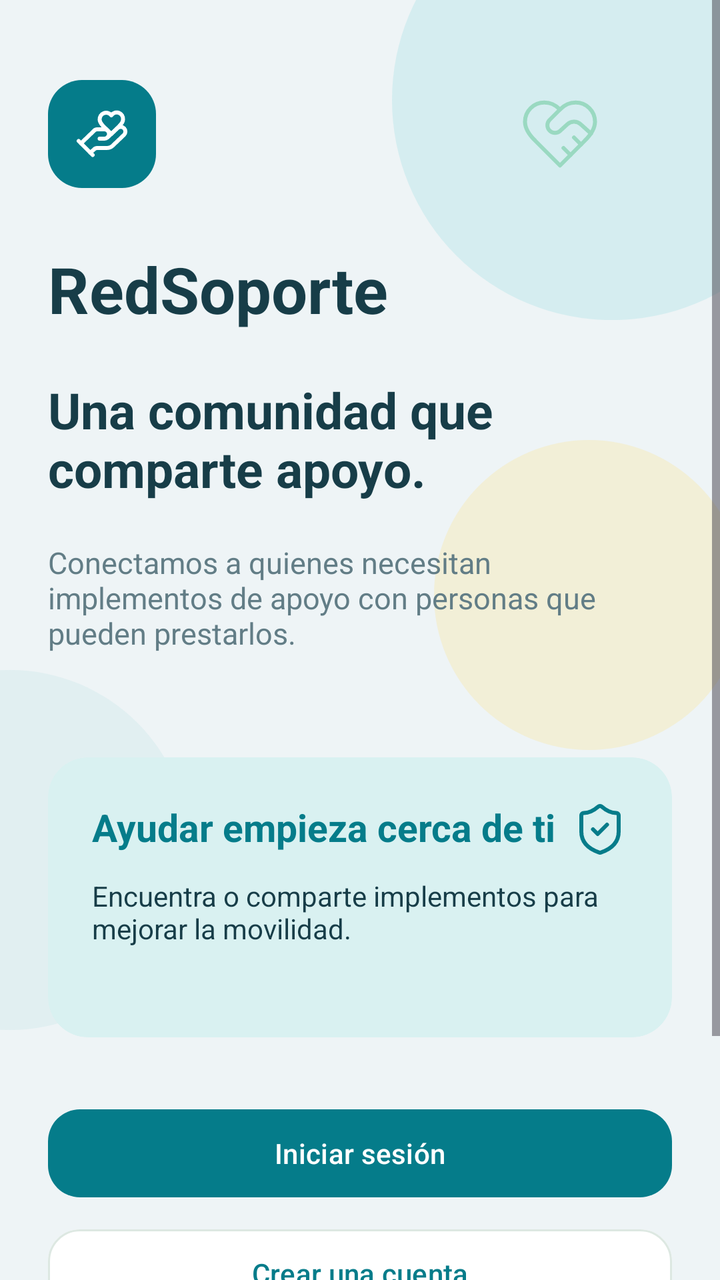
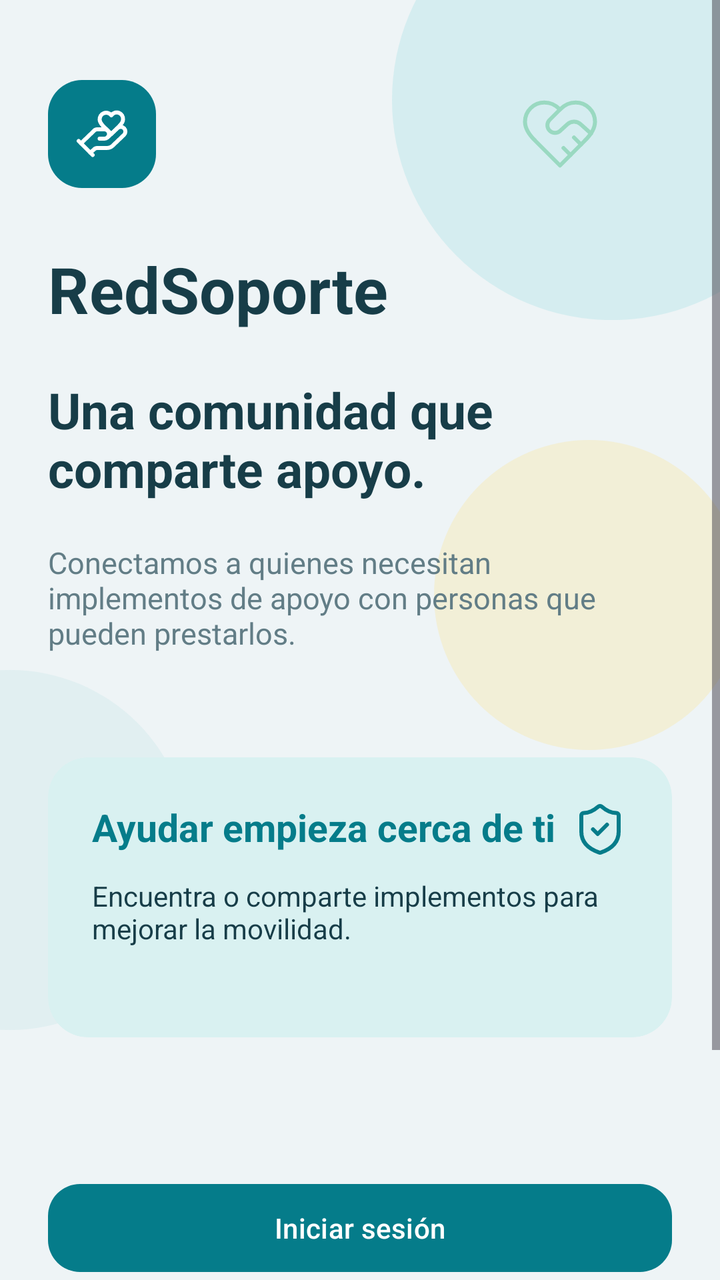

Two renders of the same Android screen: before a commit and after it. Below are the layout's source before the change and the commit's diff.
<!-- AndroidManifest.xml: application theme Theme.RedSoporteX -->
<!-- res/layout/fragment_welcome.xml -->
<?xml version="1.0" encoding="utf-8"?>
<ScrollView xmlns:android="http://schemas.android.com/apk/res/android"
    xmlns:app="http://schemas.android.com/apk/res-auto"
    android:layout_width="match_parent"
    android:layout_height="match_parent"
    android:background="@color/surface_background"
    android:fillViewport="true"
    android:clipToPadding="false">

    <FrameLayout
        android:layout_width="match_parent"
        android:layout_height="wrap_content"
        android:clipChildren="true">

        <ImageView
            android:layout_width="220dp"
            android:layout_height="220dp"
            android:layout_gravity="top|end"
            android:translationX="56dp"
            android:translationY="-60dp"
            android:src="@drawable/welcome_shape_top"
            android:importantForAccessibility="no" />
        <ImageView
            android:layout_width="155dp"
            android:layout_height="155dp"
            android:layout_gravity="top|end"
            android:translationX="12dp"
            android:translationY="220dp"
            android:src="@drawable/welcome_shape_warm"
            android:importantForAccessibility="no" />
        <ImageView
            android:layout_width="180dp"
            android:layout_height="180dp"
            android:layout_gravity="top|start"
            android:translationX="-85dp"
            android:translationY="335dp"
            android:src="@drawable/welcome_shape_left"
            android:importantForAccessibility="no" />

        <LinearLayout
            android:layout_width="match_parent"
            android:layout_height="wrap_content"
            android:minHeight="780dp"
            android:orientation="vertical"
            android:paddingStart="@dimen/spacing_lg"
            android:paddingTop="40dp"
            android:paddingEnd="@dimen/spacing_lg"
            android:paddingBottom="@dimen/spacing_lg">

            <FrameLayout
                android:layout_width="match_parent"
                android:layout_height="54dp">
                <ImageView
                    android:layout_width="54dp"
                    android:layout_height="54dp"
                    android:background="@drawable/bg_welcome_logo"
                    android:padding="13dp"
                    android:src="@drawable/welcome_hand_heart"
                    android:importantForAccessibility="no" />
                <ImageView
                    android:layout_width="42dp"
                    android:layout_height="42dp"
                    android:layout_gravity="end|center_vertical"
                    android:layout_marginEnd="35dp"
                    android:src="@drawable/welcome_heart_handshake"
                    android:importantForAccessibility="no" />
            </FrameLayout>

            <TextView
                android:layout_width="match_parent"
                android:layout_height="wrap_content"
                android:layout_marginTop="29dp"
                android:text="@string/welcome_title"
                android:textColor="@color/text_primary"
                android:textSize="32sp"
                android:textStyle="bold" />
            <TextView
                android:layout_width="match_parent"
                android:layout_height="wrap_content"
                android:layout_marginTop="22dp"
                android:text="@string/welcome_subtitle"
                android:textColor="@color/text_primary"
                android:textSize="25sp"
                android:textStyle="bold" />
            <TextView
                android:layout_width="match_parent"
                android:layout_height="wrap_content"
                android:layout_marginTop="20dp"
                android:text="@string/welcome_description"
                android:textColor="@color/text_secondary"
                android:textSize="15sp" />

            <com.google.android.material.card.MaterialCardView
                android:layout_width="match_parent"
                android:layout_height="wrap_content"
                android:layout_marginTop="52dp"
                app:cardBackgroundColor="@color/surface_accent"
                app:cardCornerRadius="20dp"
                app:cardElevation="0dp"
                app:strokeWidth="0dp">
                <androidx.constraintlayout.widget.ConstraintLayout
                    android:layout_width="match_parent"
                    android:layout_height="wrap_content"
                    android:minHeight="140dp"
                    android:padding="22dp">
                    <ImageView
                        android:id="@+id/img_welcome_shield"
                        android:layout_width="28dp"
                        android:layout_height="28dp"
                        android:src="@drawable/welcome_shield_check"
                        android:importantForAccessibility="no"
                        app:layout_constraintTop_toTopOf="parent"
                        app:layout_constraintEnd_toEndOf="parent" />
                    <TextView
                        android:id="@+id/tv_welcome_card_title"
                        android:layout_width="0dp"
                        android:layout_height="wrap_content"
                        android:layout_marginEnd="8dp"
                        android:text="@string/welcome_card_title"
                        android:textColor="@color/primary"
                        android:textSize="19sp"
                        android:textStyle="bold"
                        app:layout_constraintStart_toStartOf="parent"
                        app:layout_constraintTop_toTopOf="parent"
                        app:layout_constraintEnd_toStartOf="@id/img_welcome_shield" />
                    <TextView
                        android:layout_width="0dp"
                        android:layout_height="wrap_content"
                        android:layout_marginTop="12dp"
                        android:text="@string/welcome_card_description"
                        android:textColor="@color/text_primary"
                        android:textSize="14sp"
                        app:layout_constraintStart_toStartOf="parent"
                        app:layout_constraintEnd_toEndOf="parent"
                        app:layout_constraintTop_toBottomOf="@id/tv_welcome_card_title" />
                </androidx.constraintlayout.widget.ConstraintLayout>
            </com.google.android.material.card.MaterialCardView>

            <Space android:layout_width="1dp" android:layout_height="0dp" android:layout_weight="1" android:minHeight="32dp" />
            <com.google.android.material.button.MaterialButton
                android:id="@+id/btn_iniciar_sesion"
                style="@style/Widget.RedSoporte.Button.Primary"
                android:layout_width="match_parent"
                android:layout_height="52dp"
                android:text="@string/action_login" />
            <com.google.android.material.button.MaterialButton
                android:id="@+id/btn_crear_cuenta"
                style="@style/Widget.RedSoporte.Button.Secondary"
                android:layout_width="match_parent"
                android:layout_height="52dp"
                android:layout_marginTop="8dp"
                android:text="@string/action_register"
                android:backgroundTint="@color/surface_card" />
            <com.google.android.material.button.MaterialButton
                android:id="@+id/btn_explorar_catalogo"
                style="@style/Widget.Material3.Button.TextButton"
                android:layout_width="match_parent"
                android:layout_height="@dimen/touch_target_min"
                android:layout_marginTop="8dp"
                android:text="@string/action_explore"
                android:textAllCaps="false" />
            <com.google.android.material.button.MaterialButton
                android:id="@+id/btn_demo_donante"
                style="@style/Widget.Material3.Button.TextButton"
                android:layout_width="match_parent" android:layout_height="@dimen/touch_target_min"
                android:text="@string/demo_donor" android:textAllCaps="false" />
        </LinearLayout>
    </FrameLayout>
</ScrollView>
<!-- resources referenced by this layout -->
<resources>
  <color name="primary">#057C8A</color>
  <color name="surface_accent">#D9F1F1</color>
  <color name="surface_background">#EEF4F6</color>
  <color name="surface_card">#FFFFFF</color>
  <color name="text_primary">#173D48</color>
  <color name="text_secondary">#627D86</color>
  <dimen name="spacing_lg">24dp</dimen>
  <dimen name="touch_target_min">48dp</dimen>
  <!-- drawable bg_welcome_logo (drawable) -->
  <shape xmlns:android="http://schemas.android.com/apk/res/android" android:shape="rectangle">
      <solid android:color="@color/primary" />
      <corners android:radius="17dp" />
  </shape>
  <!-- drawable welcome_shape_left (drawable) -->
  <vector xmlns:android="http://schemas.android.com/apk/res/android" android:width="180dp" android:height="180dp" android:viewportWidth="180" android:viewportHeight="180">
      <path android:pathData="M 0.0,90.0 a 90.0,90.0 0 1,0 180.0,0 a 90.0,90.0 0 1,0 -180.0,0" android:fillColor="#D1E8EA" android:fillAlpha="0.45" />
  </vector>
  <!-- drawable welcome_shape_top (drawable) -->
  <vector xmlns:android="http://schemas.android.com/apk/res/android" android:width="220dp" android:height="220dp" android:viewportWidth="220" android:viewportHeight="220">
      <path android:pathData="M 0.0,110.0 a 110.0,110.0 0 1,0 220.0,0 a 110.0,110.0 0 1,0 -220.0,0" android:fillColor="#C7E9EC" android:fillAlpha="0.65" />
  </vector>
  <!-- drawable welcome_shape_warm (drawable) -->
  <vector xmlns:android="http://schemas.android.com/apk/res/android" android:width="155dp" android:height="155dp" android:viewportWidth="155" android:viewportHeight="155">
      <path android:pathData="M 0.0,77.5 a 77.5,77.5 0 1,0 155.0,0 a 77.5,77.5 0 1,0 -155.0,0" android:fillColor="#F8E8AE" android:fillAlpha="0.43" />
  </vector>
  <string name="action_explore">Explorar catálogo</string>
  <string name="action_login">Iniciar sesión</string>
  <string name="action_register">Crear una cuenta</string>
  <string name="demo_donor">Probar como donante · Demo</string>
  <string name="welcome_card_description">Encuentra o comparte implementos para mejorar la movilidad.</string>
  <string name="welcome_card_title">Ayudar empieza cerca de ti</string>
  <string name="welcome_description">Conectamos a quienes necesitan implementos de apoyo con personas que pueden prestarlos.</string>
  <string name="welcome_subtitle">Una comunidad que comparte apoyo.</string>
  <string name="welcome_title">RedSoporte</string>
  <style name="Widget.RedSoporte.Button.Primary" parent="Widget.Material3.Button">
          <item name="android:minHeight">@dimen/touch_target_min</item>
          <item name="cornerRadius">@dimen/corner_large</item>
          <item name="android:textAllCaps">false</item>
      </style>
  <style name="Widget.RedSoporte.Button.Secondary" parent="Widget.Material3.Button.OutlinedButton">
          <item name="strokeColor">@color/outline_figma</item>
          <item name="strokeWidth">1dp</item>
          <item name="android:minHeight">@dimen/touch_target_min</item>
          <item name="cornerRadius">@dimen/corner_large</item>
          <item name="android:textAllCaps">false</item>
      </style>
  <style name="Theme.RedSoporteX" parent="Theme.Material3.Light.NoActionBar">
          <item name="colorPrimary">@color/primary</item>
          <item name="colorOnPrimary">@color/on_primary</item>
          <item name="colorSurface">@color/surface_card</item>
          <item name="android:windowLightStatusBar">true</item>
          <item name="android:windowLightNavigationBar">true</item>
          <item name="android:windowBackground">@color/surface_background</item>
      </style>
  <dimen name="corner_large">16dp</dimen>
  <color name="outline_figma">#DDE8E2</color>
  <color name="on_primary">#FFFFFF</color>
  <!-- unchanged entries left out for length: 3 -->
</resources>

<!-- the commit's change to res/layout/fragment_welcome.xml (unified diff, before → after) -->
@@ -162,8 +162,11 @@
             <com.google.android.material.button.MaterialButton
                 android:id="@+id/btn_demo_donante"
                 style="@style/Widget.Material3.Button.TextButton"
-                android:layout_width="match_parent" android:layout_height="@dimen/touch_target_min"
-                android:text="@string/demo_donor" android:textAllCaps="false" />
+                android:layout_width="match_parent"
+                android:layout_height="@dimen/touch_target_min"
+                android:text="@string/demo_donor"
+                android:textAllCaps="false"
+                android:visibility="gone" />
         </LinearLayout>
     </FrameLayout>
 </ScrollView>
